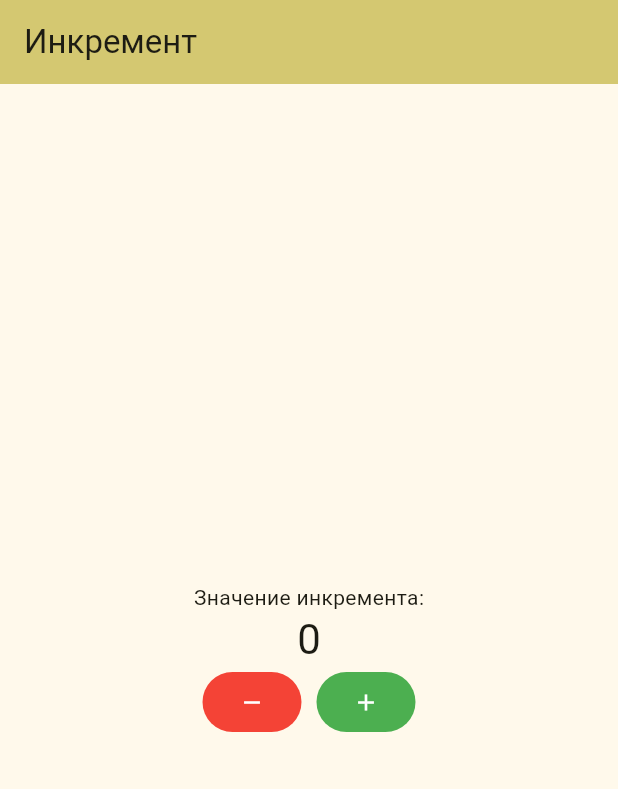
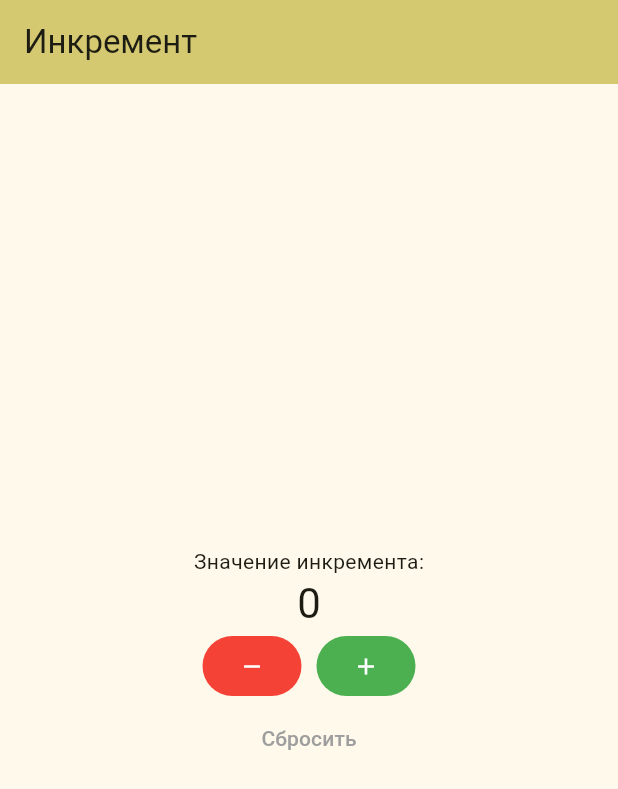
Before and after one commit to eeandd/PI2304_ERMOLOV, a Flutter app: the screen it shows after launch, on a phone screen of 412 x 824 dp. Shown: the top 789 px of the screen. Run offline on Flutter 3.47's test engine with Material 3 defaults, Android fonts, the phone set to English and light mode, and no system bars.

Commit message:
feat: add reset button and counter reset functionality

```diff
--- a/lab3/lib/main.dart
+++ b/lab3/lib/main.dart
@@ -41,6 +41,12 @@ class _MyHomePageState extends State<MyHomePage> {
     });
   }
 
+  void _resetCounter() {
+    setState(() {
+      _counter = 0;
+    });
+  }
+
   @override
   Widget build(BuildContext context) {
     return Scaffold(
@@ -74,6 +80,11 @@ class _MyHomePageState extends State<MyHomePage> {
                 ),
               ],
             ),
+            TextButton(
+              onPressed: _resetCounter,
+              style: TextButton.styleFrom(foregroundColor: Colors.grey),
+              child: Text("Сбросить"),
+            ),
           ],
         ),
       ),
```
